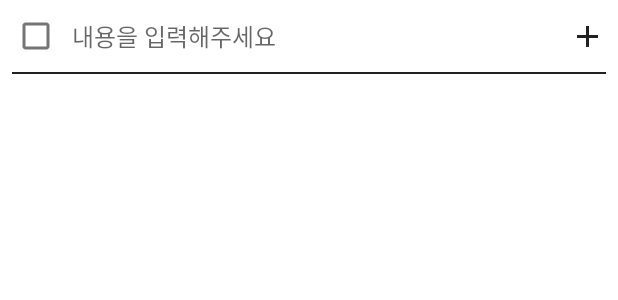
After one commit to ObjectOneShot/ObjectOneShot_ver2, an Android app: the layout item_task.xml on its own in the app's theme, with its tools: preview values and no code run, on a phone screen of 412 x 824 dp. The commit adds this screen. Shown: the top 300 px of the screen. Run offline under Robolectric (Android 15) with nearby library versions, the phone set to English and light mode, and no system bars.

Commit message:
[feat] objective -> viewmodel 연결

```diff
--- a/app/src/main/java/com/naze/objectoneshot_ver2/data/local/dao/ObjectiveDao.kt
+++ b/app/src/main/java/com/naze/objectoneshot_ver2/data/local/dao/ObjectiveDao.kt
@@ -5,8 +5,8 @@ import com.naze.objectoneshot_ver2.data.local.model.Objective
 
 @Dao
 interface ObjectiveDao {
-    @Insert
-    suspend fun insert(objective: Objective)
+    @Insert(onConflict = OnConflictStrategy.REPLACE)
+    suspend fun insert(objective: Objective): Long
 
     @Update
     suspend fun update(objective: Objective)
--- a/app/src/main/java/com/naze/objectoneshot_ver2/data/local/model/KeyResult.kt
+++ b/app/src/main/java/com/naze/objectoneshot_ver2/data/local/model/KeyResult.kt
@@ -16,11 +16,11 @@ import androidx.room.PrimaryKey
     ]
 )
 data class KeyResult(
-    val title: String,
-    val progress: Double,
+    var title: String,
+    var progress: Double,
     val objective_id: Int,
     @PrimaryKey(autoGenerate = true)
-    val id: Int
+    val id: Long
 ) {
 
 }
--- a/app/src/main/java/com/naze/objectoneshot_ver2/data/local/model/Task.kt
+++ b/app/src/main/java/com/naze/objectoneshot_ver2/data/local/model/Task.kt
@@ -16,9 +16,9 @@ import androidx.room.PrimaryKey
     ]
 )
 data class Task(
-    val content: String,
-    val check: Boolean,
+    var content: String,
+    var check: Boolean = false,
     val key_result_id: Int,
     @PrimaryKey(autoGenerate = true)
-    val id : Int = 0
+    val id : Long = 0
 )
--- a/app/src/main/java/com/naze/objectoneshot_ver2/data/repository/ObjectiveRepositoryImpl.kt
+++ b/app/src/main/java/com/naze/objectoneshot_ver2/data/repository/ObjectiveRepositoryImpl.kt
@@ -1,11 +1,15 @@
 package com.naze.objectoneshot_ver2.data.repository
 
 import com.naze.objectoneshot_ver2.data.local.dao.ObjectiveDao
+import com.naze.objectoneshot_ver2.data.local.model.Objective
 import com.naze.objectoneshot_ver2.domain.repository.ObjectiveRepository
 import javax.inject.Inject
 
 class ObjectiveRepositoryImpl @Inject constructor(
     private val objectiveDao: ObjectiveDao
 ): ObjectiveRepository {
+    override suspend fun insert(objective: Objective): Long {
+        return objectiveDao.insert(objective)
+    }
 
 }
--- a/app/src/main/java/com/naze/objectoneshot_ver2/domain/repository/ObjectiveRepository.kt
+++ b/app/src/main/java/com/naze/objectoneshot_ver2/domain/repository/ObjectiveRepository.kt
@@ -1,4 +1,7 @@
 package com.naze.objectoneshot_ver2.domain.repository
 
+import com.naze.objectoneshot_ver2.data.local.model.Objective
+
 interface ObjectiveRepository {
+    suspend fun insert(objective: Objective): Long
 }
--- a/app/src/main/java/com/naze/objectoneshot_ver2/presentation/ObjectiveAddFragment.kt
+++ b/app/src/main/java/com/naze/objectoneshot_ver2/presentation/ObjectiveAddFragment.kt
@@ -23,10 +23,8 @@ class ObjectiveAddFragment: BindingFragment<FragmentObjectiveAddBinding>(R.layou
     }
 
     private fun init() {
-        binding.etObjectiveName.setOnFocusChangeListener { v, hasFocus ->
-            if (!hasFocus) {
-                objectiveViewModel.setObjectiveTitle(binding.etObjectiveName.text.toString())
-            }
+        binding.btnAddObjective.setOnClickListener {
+            objectiveViewModel.insertObjective()
         }
 /*        binding.btnObjectiveDate.setOnClickListener {
             requireContext().showToast("테스트")
--- a/app/src/main/res/layout/fragment_objective_add.xml
+++ b/app/src/main/res/layout/fragment_objective_add.xml
@@ -104,7 +104,7 @@
                     android:textColor="@color/grey_900"
                     android:textSize="14sp"
                     android:textStyle="bold"
-                    android:text="@{objective.title}"
+                    android:text="@={objective.title}"
                     android:background="@drawable/shape_rectangle_under_bar_black"
                     android:hint="목표를 입력해주세요"/>
 
--- /dev/null
+++ b/app/src/main/res/layout/item_task.xml
@@ -0,0 +1,73 @@
+<?xml version="1.0" encoding="utf-8"?>
+<layout xmlns:android="http://schemas.android.com/apk/res/android"
+    xmlns:app="http://schemas.android.com/apk/res-auto">
+
+    <data>
+        <variable
+            name="task"
+            type="com.naze.objectoneshot_ver2.data.local.model.Task" />
+    </data>
+
+    <androidx.constraintlayout.widget.ConstraintLayout
+        android:layout_width="match_parent"
+        android:layout_height="wrap_content">
+
+        <CheckBox
+            android:id="@+id/cb_task_complete"
+            android:layout_width="wrap_content"
+            android:layout_height="wrap_content"
+            android:checked="@={task.check}"
+            app:layout_constraintStart_toStartOf="parent"
+            app:layout_constraintTop_toTopOf="parent"
+            app:layout_constraintBottom_toTopOf="@+id/view_divider"/>
+
+        <EditText
+            android:id="@+id/et_task_name"
+            android:layout_width="wrap_content"
+            android:layout_height="wrap_content"
+            android:layout_marginVertical="8dp"
+            android:background="@null"
+            android:inputType="text"
+            android:imeOptions="actionDone"
+            android:hint="내용을 입력해주세요"
+            android:text="@={task.content}"
+            android:textSize="16sp"
+            android:textColor="@color/grey_900"
+            app:layout_constraintStart_toEndOf="@+id/cb_task_complete"
+            app:layout_constraintTop_toTopOf="parent"
+            app:layout_constraintBottom_toTopOf="@+id/view_divider"/>
+
+        <androidx.constraintlayout.utils.widget.ImageFilterButton
+            android:id="@+id/btn_add_task"
+            android:layout_width="14dp"
+            android:layout_height="14dp"
+            android:src="@drawable/ic_task_add_enable"
+            android:layout_marginEnd="13dp"
+            app:layout_constraintEnd_toEndOf="parent"
+            app:layout_constraintTop_toTopOf="parent"
+            app:layout_constraintBottom_toTopOf="@+id/view_divider"/>
+
+        <androidx.constraintlayout.utils.widget.ImageFilterButton
+            android:id="@+id/btn_delete_task"
+            android:layout_width="14dp"
+            android:layout_height="14dp"
+            android:src="@drawable/ic_task_delete"
+            android:layout_marginEnd="13dp"
+            android:visibility="gone"
+            app:layout_constraintEnd_toEndOf="parent"
+            app:layout_constraintTop_toTopOf="parent"
+            app:layout_constraintBottom_toTopOf="@+id/view_divider"/>
+
+        <View
+            android:id="@+id/view_divider"
+            android:layout_width="match_parent"
+            android:layout_height="1dp"
+            android:background="@color/grey_900"
+            android:layout_marginHorizontal="8dp"
+            android:layout_marginBottom="10dp"
+            app:layout_constraintBottom_toBottomOf="parent"
+            app:layout_constraintStart_toStartOf="parent"
+            app:layout_constraintEnd_toEndOf="parent"/>
+
+    </androidx.constraintlayout.widget.ConstraintLayout>
+</layout>
```
Also changed, not shown: app/src/main/java/com/naze/objectoneshot_ver2/data/local/model/Objective.kt (+6 -6 lines), app/src/main/java/com/naze/objectoneshot_ver2/domain/viewmodel/ObjectiveViewModel.kt (+5 -8 lines).
